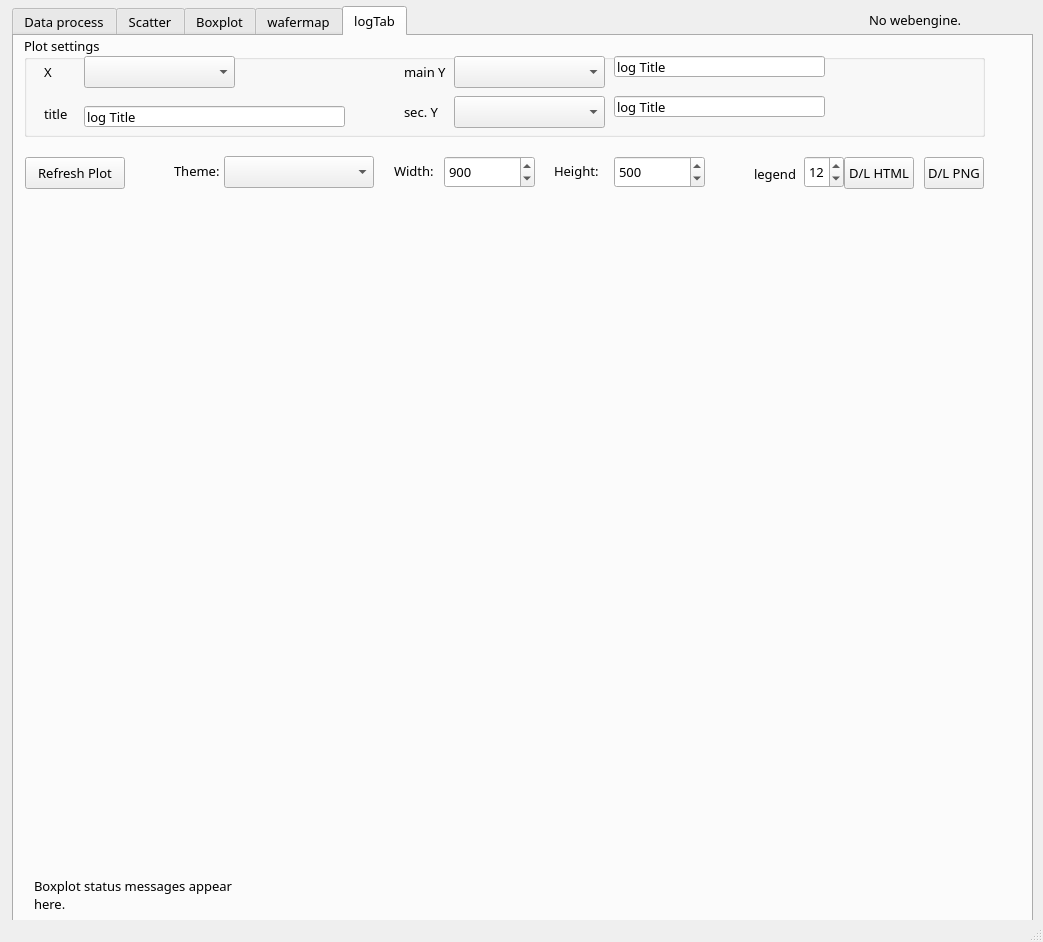
cnwang406/p-chart, file mainwindow-win.ui: the form before one commit.
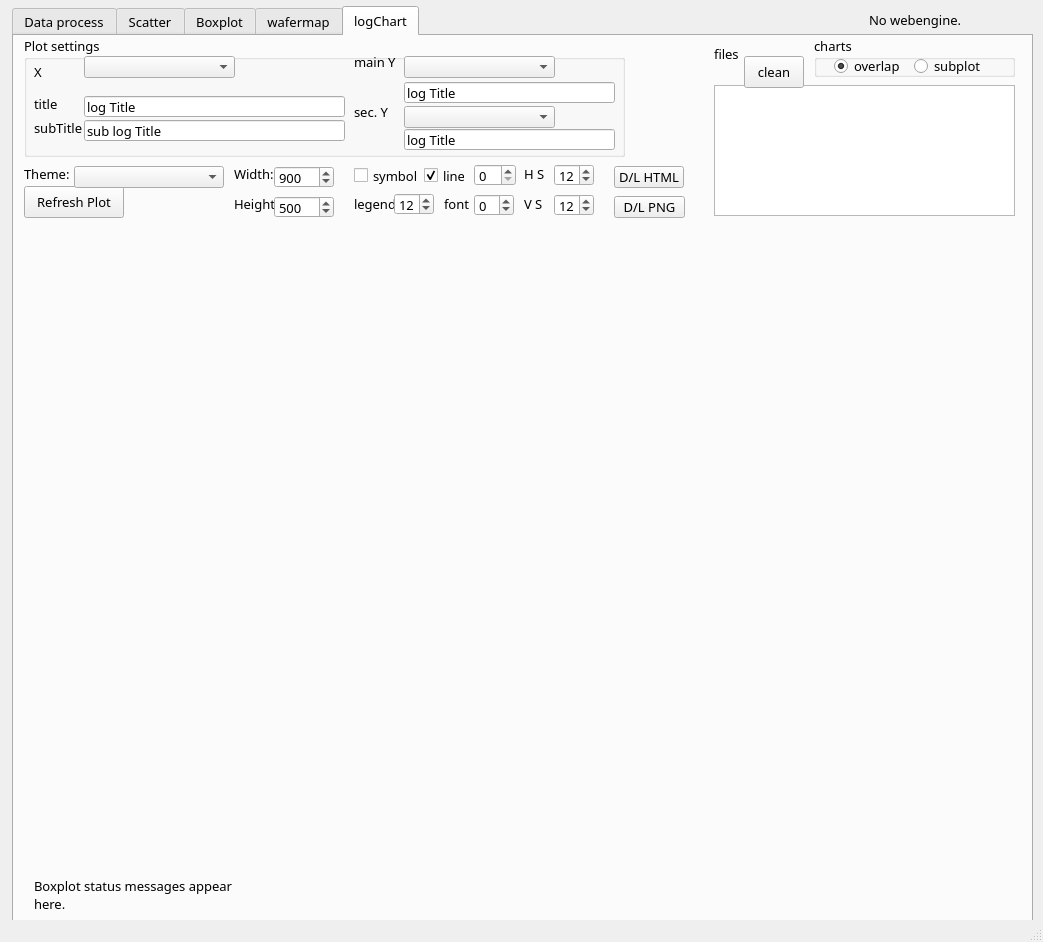
The form after the commit.

Commit message: Enhance log tab and responsive resize

The edit to the form file:
```diff
--- a/mainwindow-win.ui
+++ b/mainwindow-win.ui
@@ -4022,15 +4022,15 @@
     </widget>
     <widget class="QWidget" name="logTab">
      <attribute name="title">
-      <string>logTab</string>
+      <string>logChart</string>
      </attribute>
      <widget class="QGroupBox" name="plotGroupBox_2">
       <property name="geometry">
        <rect>
         <x>10</x>
         <y>0</y>
-        <width>961</width>
-        <height>101</height>
+        <width>601</width>
+        <height>121</height>
        </rect>
       </property>
       <property name="font">
@@ -4045,7 +4045,7 @@
       <widget class="QLabel" name="xLabel_2">
        <property name="geometry">
         <rect>
-         <x>20</x>
+         <x>10</x>
          <y>20</y>
          <width>61</width>
          <height>32</height>
@@ -4067,7 +4067,7 @@
          <x>60</x>
          <y>20</y>
          <width>151</width>
-         <height>32</height>
+         <height>22</height>
         </rect>
        </property>
        <property name="font">
@@ -4080,8 +4080,8 @@
       <widget class="QLabel" name="yLabel_2">
        <property name="geometry">
         <rect>
-         <x>380</x>
-         <y>20</y>
+         <x>330</x>
+         <y>10</y>
          <width>61</width>
          <height>32</height>
         </rect>
@@ -4099,10 +4099,10 @@
       <widget class="QComboBox" name="logY1ComboBox">
        <property name="geometry">
         <rect>
-         <x>430</x>
+         <x>380</x>
          <y>20</y>
          <width>151</width>
-         <height>32</height>
+         <height>22</height>
         </rect>
        </property>
        <property name="font">
@@ -4115,7 +4115,7 @@
       <widget class="QLabel" name="seriesLabel_2">
        <property name="geometry">
         <rect>
-         <x>380</x>
+         <x>330</x>
          <y>60</y>
          <width>42</width>
          <height>32</height>
@@ -4137,10 +4137,10 @@
       <widget class="QComboBox" name="logY2ComboBox">
        <property name="geometry">
         <rect>
-         <x>430</x>
-         <y>60</y>
+         <x>380</x>
+         <y>70</y>
          <width>151</width>
-         <height>32</height>
+         <height>22</height>
         </rect>
        </property>
        <property name="font">
@@ -4154,7 +4154,7 @@
        <property name="geometry">
         <rect>
          <x>60</x>
-         <y>70</y>
+         <y>60</y>
          <width>261</width>
          <height>21</height>
         </rect>
@@ -4166,8 +4166,8 @@
       <widget class="QLabel" name="label_30">
        <property name="geometry">
         <rect>
-         <x>20</x>
-         <y>70</y>
+         <x>10</x>
+         <y>60</y>
          <width>31</width>
          <height>16</height>
         </rect>
@@ -4179,8 +4179,8 @@
       <widget class="QLineEdit" name="logY1TitleLineEdit">
        <property name="geometry">
         <rect>
-         <x>590</x>
-         <y>20</y>
+         <x>380</x>
+         <y>46</y>
          <width>211</width>
          <height>21</height>
         </rect>
@@ -4192,8 +4192,8 @@
       <widget class="QLineEdit" name="logY2TitleLineEdit">
        <property name="geometry">
         <rect>
-         <x>590</x>
-         <y>60</y>
+         <x>380</x>
+         <y>93</y>
          <width>211</width>
          <height>21</height>
         </rect>
@@ -4202,6 +4202,32 @@
         <string>log Title</string>
        </property>
       </widget>
+      <widget class="QLabel" name="label_31">
+       <property name="geometry">
+        <rect>
+         <x>10</x>
+         <y>84</y>
+         <width>51</width>
+         <height>16</height>
+        </rect>
+       </property>
+       <property name="text">
+        <string>subTitle</string>
+       </property>
+      </widget>
+      <widget class="QLineEdit" name="logSubTitleLineEdit">
+       <property name="geometry">
+        <rect>
+         <x>60</x>
+         <y>84</y>
+         <width>261</width>
+         <height>21</height>
+        </rect>
+       </property>
+       <property name="text">
+        <string>sub log Title</string>
+       </property>
+      </widget>
      </widget>
      <widget class="QWidget" name="logPlotAreaWidget" native="true">
       <property name="geometry">
@@ -4238,8 +4264,8 @@
      <widget class="QLabel" name="plotlyThemeLabel_2">
       <property name="geometry">
        <rect>
-        <x>160</x>
-        <y>127</y>
+        <x>10</x>
+        <y>130</y>
         <width>46</width>
         <height>16</height>
        </rect>
@@ -4257,8 +4283,8 @@
      <widget class="QPushButton" name="logPlotButton">
       <property name="geometry">
        <rect>
-        <x>11</x>
-        <y>121</y>
+        <x>10</x>
+        <y>150</y>
         <width>100</width>
         <height>32</height>
        </rect>
@@ -4276,10 +4302,10 @@
      <widget class="QComboBox" name="logPlotlyThemeComboBox">
       <property name="geometry">
        <rect>
-        <x>210</x>
-        <y>120</y>
+        <x>60</x>
+        <y>130</y>
         <width>150</width>
-        <height>32</height>
+        <height>22</height>
        </rect>
       </property>
       <property name="font">
@@ -4292,10 +4318,10 @@
      <widget class="QSpinBox" name="logLegendFontSizeSpinButton">
       <property name="geometry">
        <rect>
-        <x>790</x>
-        <y>120</y>
+        <x>380</x>
+        <y>157</y>
         <width>40</width>
-        <height>32</height>
+        <height>22</height>
        </rect>
       </property>
       <property name="font">
@@ -4320,10 +4346,10 @@
      <widget class="QPushButton" name="logDownloadPngButton">
       <property name="geometry">
        <rect>
-        <x>910</x>
-        <y>121</y>
-        <width>60</width>
-        <height>32</height>
+        <x>600</x>
+        <y>160</y>
+        <width>71</width>
+        <height>22</height>
        </rect>
       </property>
       <property name="text">
@@ -4333,9 +4359,9 @@
      <widget class="QLabel" name="plotHeightLabel_4">
       <property name="geometry">
        <rect>
-        <x>740</x>
-        <y>130</y>
-        <width>51</width>
+        <x>340</x>
+        <y>160</y>
+        <width>40</width>
         <height>16</height>
        </rect>
       </property>
@@ -4352,10 +4378,10 @@
      <widget class="QPushButton" name="logDownloadHtmlButton">
       <property name="geometry">
        <rect>
-        <x>830</x>
-        <y>121</y>
+        <x>600</x>
+        <y>130</y>
         <width>70</width>
-        <height>32</height>
+        <height>22</height>
        </rect>
       </property>
       <property name="font">
@@ -4371,8 +4397,8 @@
      <widget class="QLabel" name="plotWidthLabel_2">
       <property name="geometry">
        <rect>
-        <x>380</x>
-        <y>127</y>
+        <x>220</x>
+        <y>130</y>
         <width>45</width>
         <height>16</height>
        </rect>
@@ -4390,10 +4416,10 @@
      <widget class="QSpinBox" name="logPlotWidthSpinBox">
       <property name="geometry">
        <rect>
-        <x>430</x>
-        <y>120</y>
-        <width>91</width>
-        <height>32</height>
+        <x>260</x>
+        <y>130</y>
+        <width>60</width>
+        <height>22</height>
        </rect>
       </property>
       <property name="font">
@@ -4418,8 +4444,8 @@
      <widget class="QLabel" name="plotHeightLabel_5">
       <property name="geometry">
        <rect>
-        <x>540</x>
-        <y>127</y>
+        <x>220</x>
+        <y>160</y>
         <width>51</width>
         <height>16</height>
        </rect>
@@ -4437,10 +4463,10 @@
      <widget class="QSpinBox" name="logPlotHeightSpinBox">
       <property name="geometry">
        <rect>
-        <x>600</x>
-        <y>120</y>
-        <width>91</width>
-        <height>32</height>
+        <x>260</x>
+        <y>160</y>
+        <width>60</width>
+        <height>22</height>
        </rect>
       </property>
       <property name="font">
@@ -4485,6 +4511,285 @@
 here.</string>
       </property>
      </widget>
+     <widget class="QCheckBox" name="logSymbolCheckBox">
+      <property name="geometry">
+       <rect>
+        <x>340</x>
+        <y>130</y>
+        <width>78</width>
+        <height>19</height>
+       </rect>
+      </property>
+      <property name="text">
+       <string>symbol</string>
+      </property>
+     </widget>
+     <widget class="QCheckBox" name="logLineCheckBox">
+      <property name="geometry">
+       <rect>
+        <x>410</x>
+        <y>130</y>
+        <width>41</width>
+        <height>19</height>
+       </rect>
+      </property>
+      <property name="text">
+       <string>line</string>
+      </property>
+      <property name="checked">
+       <bool>true</bool>
+      </property>
+     </widget>
+     <widget class="QSpinBox" name="logLineWidthSpinBox">
+      <property name="geometry">
+       <rect>
+        <x>460</x>
+        <y>128</y>
+        <width>42</width>
+        <height>22</height>
+       </rect>
+      </property>
+     </widget>
+     <widget class="QLabel" name="label_32">
+      <property name="geometry">
+       <rect>
+        <x>700</x>
+        <y>10</y>
+        <width>31</width>
+        <height>16</height>
+       </rect>
+      </property>
+      <property name="text">
+       <string>files</string>
+      </property>
+     </widget>
+     <widget class="QListWidget" name="logFilesList">
+      <property name="geometry">
+       <rect>
+        <x>700</x>
+        <y>49</y>
+        <width>301</width>
+        <height>131</height>
+       </rect>
+      </property>
+      <property name="font">
+       <font>
+        <family>Cascadia Next TC</family>
+        <pointsize>9</pointsize>
+       </font>
+      </property>
+      <property name="dragEnabled">
+       <bool>true</bool>
+      </property>
+      <property name="dragDropMode">
+       <enum>QAbstractItemView::DragDropMode::DragDrop</enum>
+      </property>
+      <property name="resizeMode">
+       <enum>QListView::ResizeMode::Adjust</enum>
+      </property>
+     </widget>
+     <widget class="QPushButton" name="logCleanFilesButton">
+      <property name="geometry">
+       <rect>
+        <x>730</x>
+        <y>20</y>
+        <width>60</width>
+        <height>32</height>
+       </rect>
+      </property>
+      <property name="font">
+       <font>
+        <family>Cascadia Next TC</family>
+        <pointsize>10</pointsize>
+       </font>
+      </property>
+      <property name="text">
+       <string>clean</string>
+      </property>
+     </widget>
+     <widget class="QGroupBox" name="groupBox_11">
+      <property name="geometry">
+       <rect>
+        <x>800</x>
+        <y>0</y>
+        <width>201</width>
+        <height>41</height>
+       </rect>
+      </property>
+      <property name="title">
+       <string>charts</string>
+      </property>
+      <widget class="QRadioButton" name="logOverlapChartsRadioButton">
+       <property name="geometry">
+        <rect>
+         <x>20</x>
+         <y>20</y>
+         <width>100</width>
+         <height>20</height>
+        </rect>
+       </property>
+       <property name="text">
+        <string>overlap</string>
+       </property>
+       <property name="checked">
+        <bool>true</bool>
+       </property>
+      </widget>
+      <widget class="QRadioButton" name="logSubplotChartsRadioButton">
+       <property name="geometry">
+        <rect>
+         <x>100</x>
+         <y>20</y>
+         <width>100</width>
+         <height>20</height>
+        </rect>
+       </property>
+       <property name="text">
+        <string>subplot</string>
+       </property>
+      </widget>
+     </widget>
+     <widget class="QLabel" name="plotHeightLabel_6">
+      <property name="geometry">
+       <rect>
+        <x>430</x>
+        <y>160</y>
+        <width>30</width>
+        <height>16</height>
+       </rect>
+      </property>
+      <property name="font">
+       <font>
+        <family>Cascadia Next TC</family>
+        <pointsize>10</pointsize>
+       </font>
+      </property>
+      <property name="text">
+       <string>font</string>
+      </property>
+     </widget>
+     <widget class="QSpinBox" name="logFontSizeSpinButton">
+      <property name="geometry">
+       <rect>
+        <x>460</x>
+        <y>158</y>
+        <width>40</width>
+        <height>22</height>
+       </rect>
+      </property>
+      <property name="font">
+       <font>
+        <family>Cascadia Next TC</family>
+        <pointsize>10</pointsize>
+       </font>
+      </property>
+      <property name="minimum">
+       <number>-8</number>
+      </property>
+      <property name="maximum">
+       <number>8</number>
+      </property>
+      <property name="singleStep">
+       <number>1</number>
+      </property>
+      <property name="value">
+       <number>0</number>
+      </property>
+     </widget>
+     <widget class="QLabel" name="plotHeightLabel_7">
+      <property name="geometry">
+       <rect>
+        <x>510</x>
+        <y>130</y>
+        <width>30</width>
+        <height>16</height>
+       </rect>
+      </property>
+      <property name="font">
+       <font>
+        <family>Cascadia Next TC</family>
+        <pointsize>10</pointsize>
+       </font>
+      </property>
+      <property name="text">
+       <string>H S</string>
+      </property>
+     </widget>
+     <widget class="QSpinBox" name="logChartsHSpaceSpinButton">
+      <property name="geometry">
+       <rect>
+        <x>540</x>
+        <y>128</y>
+        <width>40</width>
+        <height>22</height>
+       </rect>
+      </property>
+      <property name="font">
+       <font>
+        <family>Cascadia Next TC</family>
+        <pointsize>10</pointsize>
+       </font>
+      </property>
+      <property name="minimum">
+       <number>9</number>
+      </property>
+      <property name="maximum">
+       <number>16</number>
+      </property>
+      <property name="singleStep">
+       <number>1</number>
+      </property>
+      <property name="value">
+       <number>12</number>
+      </property>
+     </widget>
+     <widget class="QLabel" name="plotHeightLabel_8">
+      <property name="geometry">
+       <rect>
+        <x>510</x>
+        <y>160</y>
+        <width>30</width>
+        <height>16</height>
+       </rect>
+      </property>
+      <property name="font">
+       <font>
+        <family>Cascadia Next TC</family>
+        <pointsize>10</pointsize>
+       </font>
+      </property>
+      <property name="text">
+       <string>V S</string>
+      </property>
+     </widget>
+     <widget class="QSpinBox" name="logChartsVSpaceSpinButton">
+      <property name="geometry">
+       <rect>
+        <x>540</x>
+        <y>158</y>
+        <width>40</width>
+        <height>22</height>
+       </rect>
+      </property>
+      <property name="font">
+       <font>
+        <family>Cascadia Next TC</family>
+        <pointsize>10</pointsize>
+       </font>
+      </property>
+      <property name="minimum">
+       <number>9</number>
+      </property>
+      <property name="maximum">
+       <number>16</number>
+      </property>
+      <property name="singleStep">
+       <number>1</number>
+      </property>
+      <property name="value">
+       <number>12</number>
+      </property>
+     </widget>
     </widget>
    </widget>
    <widget class="QLabel" name="noWebengineLabel">
```
The commit also changes 4 other files.
